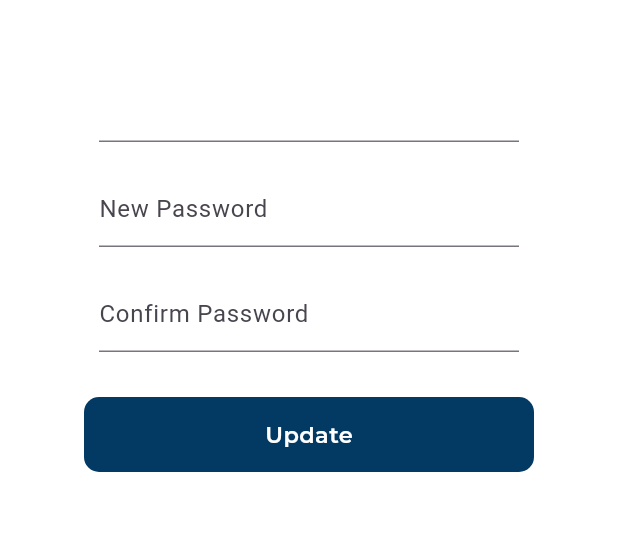
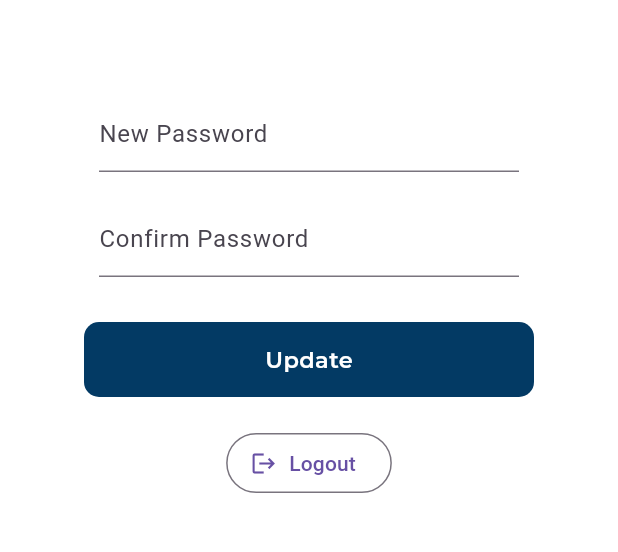
Before and after one commit to Ampaw24/securedguardApp, a Flutter app: the ProfilePage screen opened directly, on a phone screen of 412 x 824 dp, the part 332-884 px from its top. Run offline on Flutter 3.47's test engine with Material 2 defaults, Android fonts, the phone set to English and light mode, and no system bars; our stand-ins replace file_picker, firebase_auth, firebase_core, firebase_database, firebase_messaging, firebase_storage and 11 more; missing offline and left inert: firebase_ui_database; accounts and stored records are empty.

Commit message:
profile page changed to password change and logout validation

```diff
--- a/lib/screens/profile.dart
+++ b/lib/screens/profile.dart
@@ -4,6 +4,7 @@ import 'dart:typed_data';
 import 'package:atusecurityapp/constants/colors.dart';
 import 'package:atusecurityapp/constants/firebase/firebaseauth.dart';
 import 'package:atusecurityapp/module/storedata.dart';
+import 'package:atusecurityapp/screens/Login-SignUp/login.dart';
 import 'package:firebase_auth/firebase_auth.dart';
 import 'package:firebase_database/firebase_database.dart';
 import 'package:flutter/material.dart';
@@ -97,28 +98,11 @@ class _ProfilePageState extends State<ProfilePage> {
                         padding: const EdgeInsets.symmetric(
                           horizontal: 10,
                         ),
-                        child: Center(
-                          child: TextFormField(
-                            controller: _staffIdController,
-                            decoration: InputDecoration(
-                              labelText: FirebaseAuth
-                                      .instance.currentUser!.displayName ??
-                                  "Admin Name",
-                            ),
-                          ),
-                        ),
-                        height: 50,
-                        width: 300,
-                      ),
-                      Container(
-                        padding: const EdgeInsets.symmetric(
-                          horizontal: 10,
-                        ),
                         margin: const EdgeInsets.only(top: 20),
                         child: Center(
                           child: TextFormField(
                             controller: _passwordController,
-                            obscureText: true,
+                            obscureText: false,
                             decoration: InputDecoration(
                               labelText: 'New Password',
                             ),
@@ -136,7 +120,7 @@ class _ProfilePageState extends State<ProfilePage> {
                         child: Center(
                           child: TextFormField(
                             controller: _conpasswordController,
-                            obscureText: true,
+                            obscureText: false,
                             decoration: InputDecoration(
                               labelText: 'Confirm Password',
                             ),
@@ -149,12 +133,8 @@ class _ProfilePageState extends State<ProfilePage> {
                       GestureDetector(
                         onTap: () async {
                           try {
-                            await FirebaseAuth.instance.currentUser!
-                                .updateDisplayName(_staffIdController.text);
-
-                            setState(() {});
                             if (_passwordController.text ==
-                                _conpasswordController) {
+                                _conpasswordController.text) {
                               await FirebaseAuth.instance.currentUser!
                                   .updatePassword(_conpasswordController.text)
                                   .then((_) => Get.showSnackbar(GetSnackBar(
@@ -174,7 +154,7 @@ class _ProfilePageState extends State<ProfilePage> {
                               _passwordController.text = " ";
                             }
                           } catch (e) {
-                            print("Error Changing Display Name");
+                            print("Error Changing Display Name ${e}");
                           }
                         },
                         child: Container(
@@ -195,7 +175,17 @@ class _ProfilePageState extends State<ProfilePage> {
                               color: AppColors.btnBlue,
                               borderRadius: BorderRadius.circular(10)),
                         ),
-                      )
+                      ),
+                      SizedBox(
+                        height: 20,
+                      ),
+                      OutlinedButton.icon(
+                          onPressed: () async {
+                            await FirebaseAuth.instance.signOut();
+                            Get.to(LoginPage());
+                          },
+                          icon: Icon(Icons.logout),
+                          label: Text("Logout"))
                     ],
                   )),
             )
```
